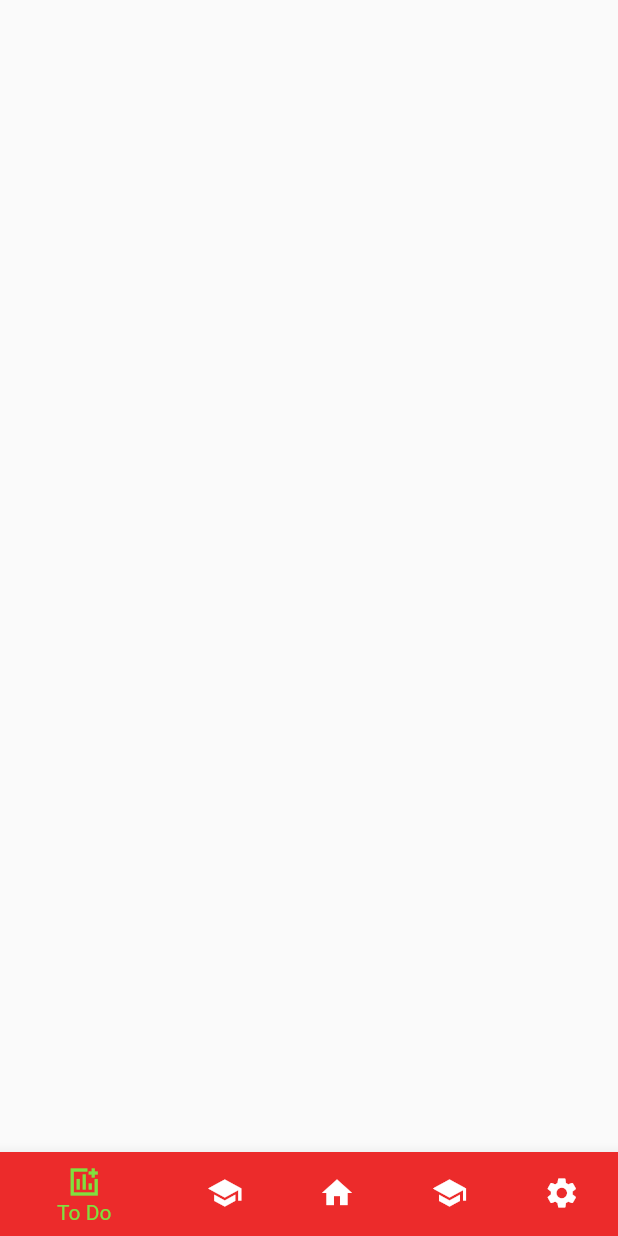
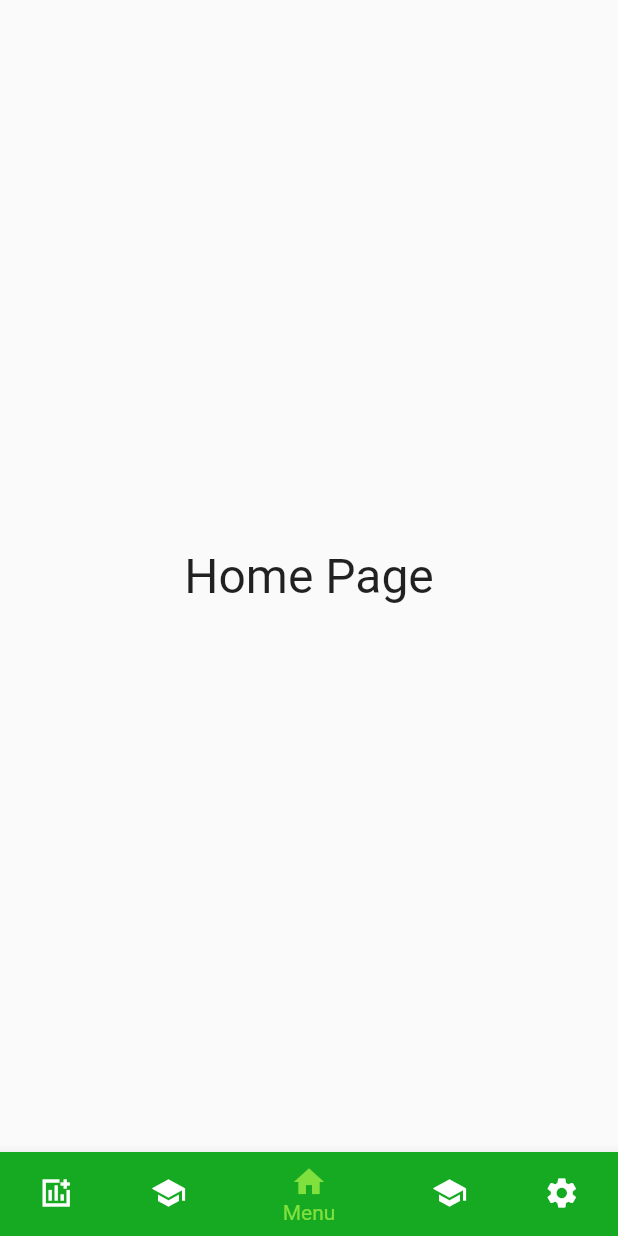
Before and after one commit to Kenayv/ProjektHackHeroes, a Flutter app: the screen it shows after launch, after a tap on "Dalej", on a phone screen of 412 x 824 dp. Run offline on Flutter 3.47's test engine with Material 2 defaults, Android fonts, the phone set to English and light mode, and no system bars.

Commit message:
Fixed NavBar. Divided files into Main and 4 pages displayed directly on the main body:

```diff
--- a/project_hack_heroes/lib/beta_pop_up.dart
+++ b/project_hack_heroes/lib/beta_pop_up.dart
@@ -2,15 +2,7 @@
 import 'package:flutter/material.dart';
 import 'main.dart';
 
-class BetaPopUpPage extends StatefulWidget {
-  const BetaPopUpPage({super.key, required this.title});
-  final String title;
-
-  @override
-  State<BetaPopUpPage> createState() => _BetapopUpState();
-}
-
-class _BetapopUpState extends State<BetaPopUpPage> {
+class BetaPopUpPage extends StatelessWidget {
   @override
   Widget build(BuildContext context) {
     return Scaffold(
@@ -33,7 +25,7 @@ class _BetapopUpState extends State<BetaPopUpPage> {
             TextSpan(
               children: <TextSpan>[
                 TextSpan(
-                    text: 'Nazwa Projektu\n',
+                    text: 'Studi\n',
                     style: TextStyle(
                       fontWeight: FontWeight.bold,
                       fontSize: 32,
@@ -64,7 +56,7 @@ class _BetapopUpState extends State<BetaPopUpPage> {
         Align(
             alignment: Alignment.bottomCenter,
             child: Padding(
-              padding: const EdgeInsets.all(.0),
+              padding: const EdgeInsets.all(32.0),
               child: ElevatedButton(
                 style: ElevatedButton.styleFrom(
                   backgroundColor: Color.fromRGBO(128, 224, 62, 1),
@@ -75,7 +67,10 @@ class _BetapopUpState extends State<BetaPopUpPage> {
                   minimumSize: Size(200, 64),
                 ),
                 onPressed: () {
-                  changePageTo(context, 2);
+                  Navigator.push(
+                    context,
+                    MaterialPageRoute(builder: (context) => MainPage()),
+                  );
                 },
                 child: Text('Dalej', style: TextStyle(fontWeight: FontWeight.bold, fontSize: 32)),
               ),
--- a/project_hack_heroes/lib/main.dart
+++ b/project_hack_heroes/lib/main.dart
@@ -1,7 +1,15 @@
-// ignore_for_file: prefer_const_constructors
+// ignore_for_file: prefer_const_constructors, unused_import
 import 'package:flutter/material.dart';
+import 'package:project_hack_heroes/pages/foo_page.dart';
 import 'beta_pop_up.dart';
-import 'studi_bottom_navigation_bar.dart';
+import 'pages/account_page.dart';
+import 'pages/todo_page.dart';
+import 'pages/home_page.dart';
+import 'pages/flash_cards_page.dart';
+
+//  -   -   -   -   -   -   -   -   -   -   -   -   -   -   -   -   -
+
+//  -   -   -   -   -   -   -   -   -   -   -   -   -   -   -   -   -
 
 void main() => runApp(const MyApp());
 
@@ -11,47 +19,74 @@ class MyApp extends StatelessWidget {
   @override
   Widget build(BuildContext context) {
     return MaterialApp(
-      title: 'Flutter Demo',
-      home: const BetaPopUpPage(title: 'Flutter Demo Home Page'),
+      title: 'Studi - Hack Heroes Projekt',
+      home: BetaPopUpPage(),
     );
   }
 }
 
-//FIXME: stąd da się wrócić na poprzedni ekran używając <- (strzałki w lewo na telefonie)
-//FIXME: totalnie nie wiem, czy taki format Page i _state jest poprawny. trzeba to sprawdzić kiedyś
-class MainMenuPage extends StatefulWidget {
-  const MainMenuPage({super.key});
+//  -   -   -   -   -   -   ↑ void Main ↑   -   -   -   -   -   -   -
+
+//  -   -   -   -   -   -   ↓ Main page ↓   -   -   -   -   -   -   -
+
+class MainPage extends StatefulWidget {
+  const MainPage({super.key});
 
   @override
-  State<MainMenuPage> createState() => _MainMenuState();
+  State<MainPage> createState() => _MainPageState();
 }
 
-class _MainMenuState extends State<MainMenuPage> {
+class _MainPageState extends State<MainPage> {
+  int _selectedIndex = 2;
+
+  final screens = [
+    TodoPage(),
+    FlashCardsPage(),
+    HomePage(),
+    FooPage(),
+    AccountPage(),
+  ];
+
   @override
   Widget build(BuildContext context) {
     return Scaffold(
-      body: Stack(
-        children: const [
-          Text('Dalej', style: TextStyle(fontWeight: FontWeight.bold, fontSize: 32)),
-          StudiBottomNavigationBar()
+      body: screens[_selectedIndex],
+      bottomNavigationBar: BottomNavigationBar(
+        items: const <BottomNavigationBarItem>[
+          BottomNavigationBarItem(
+            icon: Icon(Icons.add_chart_sharp),
+            label: 'ToDo',
+            backgroundColor: Color.fromARGB(255, 236, 43, 43),
+          ),
+          BottomNavigationBarItem(
+            icon: Icon(Icons.school),
+            label: 'Fiszki',
+            backgroundColor: Color.fromRGBO(250, 146, 26, 1),
+          ),
+          BottomNavigationBarItem(
+            icon: Icon(Icons.home),
+            label: 'Menu',
+            backgroundColor: Color.fromARGB(255, 22, 170, 34),
+          ),
+          BottomNavigationBarItem(
+            icon: Icon(Icons.school),
+            label: 'MemoRizz',
+            backgroundColor: Color.fromARGB(255, 35, 153, 231),
+          ),
+          BottomNavigationBarItem(
+            icon: Icon(Icons.settings),
+            label: 'Konto',
+            backgroundColor: Color.fromRGBO(128, 128, 128, 1),
+          ),
         ],
+        currentIndex: _selectedIndex,
+        selectedItemColor: const Color.fromRGBO(128, 224, 62, 1),
+        onTap: (int index) => setState(
+          () {
+            _selectedIndex = index;
+          },
+        ),
       ),
     );
   }
 }
-
-void changePageTo(BuildContext context, int index) {
-  switch (index) {
-    case 0:
-    case 2:
-    case 3:
-    case 4:
-    case 1:
-      Navigator.push(
-        context,
-        MaterialPageRoute(builder: (context) => MainMenuPage()),
-      );
-    default:
-      throw Exception("Page $index doesn't exist!");
-  }
-}
--- /dev/null
+++ b/project_hack_heroes/lib/pages/home_page.dart
@@ -0,0 +1,17 @@
+import 'package:flutter/material.dart';
+
+//FIXME: stąd da się wrócić na poprzedni ekran używając <- (strzałki w lewo na telefonie)
+class HomePage extends StatelessWidget {
+  @override
+  Widget build(BuildContext context) {
+    return const Scaffold(
+      body: Stack(
+        children: [
+          Center(
+            child: Text('Home Page', style: TextStyle(fontSize: 32)),
+          ),
+        ],
+      ),
+    );
+  }
+}
--- a/project_hack_heroes/lib/studi_bottom_navigation_bar.dart
+++ /dev/null
@@ -1,59 +0,0 @@
-import 'package:flutter/material.dart';
-import 'main.dart';
-
-class StudiBottomNavigationBar extends StatefulWidget {
-  const StudiBottomNavigationBar({super.key});
-
-  @override
-  State<StudiBottomNavigationBar> createState() => _StudiBottomNavigationBarState();
-}
-
-class _StudiBottomNavigationBarState extends State<StudiBottomNavigationBar> {
-  int _selectedIndex = 0;
-
-  //FIXME: po wywołaniu funkcji tworzy się nowy state i zdefaulta w NavBarze wybierany jest TO_DO, nie ważne co się
-  void _onItemTapped(int index) {
-    setState(() {
-      _selectedIndex = index;
-    });
-    changePageTo(context, index);
-  }
-
-  @override
-  Widget build(BuildContext context) {
-    return Scaffold(
-      bottomNavigationBar: BottomNavigationBar(
-        items: const <BottomNavigationBarItem>[
-          BottomNavigationBarItem(
-            icon: Icon(Icons.add_chart_sharp),
-            label: 'To Do',
-            backgroundColor: Color.fromARGB(255, 236, 43, 43),
-          ),
-          BottomNavigationBarItem(
-            icon: Icon(Icons.school),
-            label: 'Fiszki',
-            backgroundColor: Color.fromRGBO(250, 146, 26, 1),
-          ),
-          BottomNavigationBarItem(
-            icon: Icon(Icons.home),
-            label: 'Menu',
-            backgroundColor: Color.fromARGB(255, 22, 170, 34),
-          ),
-          BottomNavigationBarItem(
-            icon: Icon(Icons.school),
-            label: 'Memorizz',
-            backgroundColor: Color.fromARGB(255, 35, 153, 231),
-          ),
-          BottomNavigationBarItem(
-            icon: Icon(Icons.settings),
-            label: 'Konto',
-            backgroundColor: Color.fromRGBO(128, 128, 128, 1),
-          ),
-        ],
-        currentIndex: _selectedIndex,
-        selectedItemColor: const Color.fromRGBO(128, 224, 62, 1),
-        onTap: _onItemTapped,
-      ),
-    );
-  }
-}
```
Also changed, not shown: project_hack_heroes/lib/pages/account_page.dart (added, +17 -0 lines), project_hack_heroes/lib/pages/flash_cards_page.dart (added, +17 -0 lines), project_hack_heroes/lib/pages/foo_page.dart (added, +17 -0 lines), project_hack_heroes/lib/pages/todo_page.dart (added, +17 -0 lines), project_hack_heroes/lib/account_page.dart (deleted).
